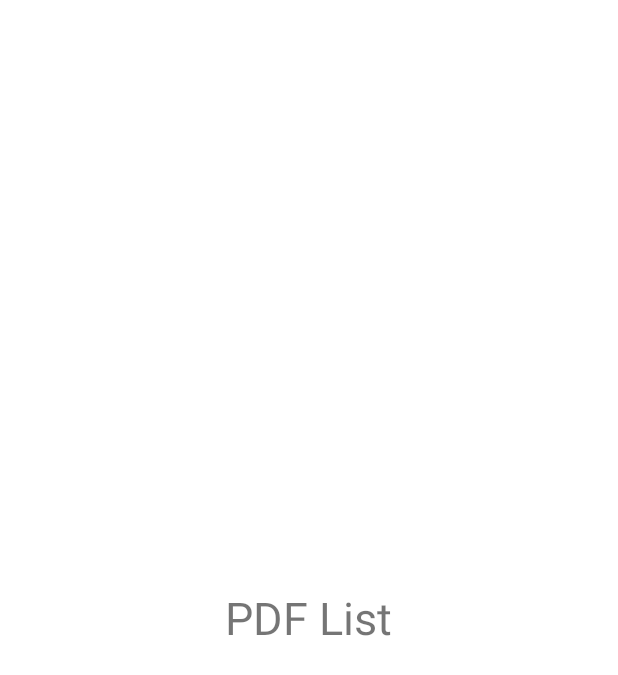
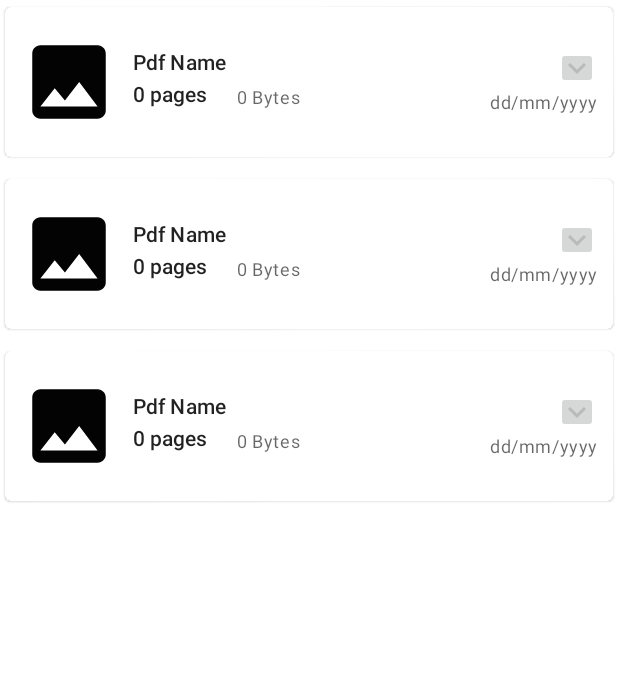
Before and after one commit to kalp-77/PDF-Generator, an Android app: the layout fragment_p_d_f.xml on its own in the app's theme, with its tools: preview values and no code run, on a phone screen of 412 x 824 dp. Shown: the top 675 px of the screen. Run offline under Robolectric (Android 15) with nearby library versions, the phone set to English and light mode, and no system bars.

Commit message:
pdf fragment

```diff
--- /dev/null
+++ b/app/src/main/res/drawable/baseline_expand_more.xml
@@ -0,0 +1,5 @@
+<vector android:height="24dp" android:tint="#BABABA"
+    android:viewportHeight="24" android:viewportWidth="24"
+    android:width="24dp" xmlns:android="http://schemas.android.com/apk/res/android">
+    <path android:fillColor="@android:color/white" android:pathData="M16.59,8.59L12,13.17 7.41,8.59 6,10l6,6 6,-6z"/>
+</vector>
--- a/app/src/main/res/layout/fragment_p_d_f.xml
+++ b/app/src/main/res/layout/fragment_p_d_f.xml
@@ -1,17 +1,16 @@
 <?xml version="1.0" encoding="utf-8"?>
-<layout>
+<layout xmlns:app="http://schemas.android.com/apk/res-auto">
     <RelativeLayout xmlns:android="http://schemas.android.com/apk/res/android"
         xmlns:tools="http://schemas.android.com/tools"
         android:layout_width="match_parent"
         android:layout_height="match_parent"
         tools:context=".ui.fragments.PDFFragment">
 
-        <TextView
-            android:layout_width="wrap_content"
-            android:layout_height="wrap_content"
-            android:textSize="30sp"
-            android:layout_centerInParent="true"
-            android:text="PDF List" />
-
+        <androidx.recyclerview.widget.RecyclerView
+            android:id="@+id/pdfRv"
+            android:layout_width="match_parent"
+            android:layout_height="match_parent"
+            tools:listitem="@layout/rv_pdf_card"
+            app:layoutManager="androidx.recyclerview.widget.LinearLayoutManager"/>
     </RelativeLayout>
 </layout>
--- /dev/null
+++ b/app/src/main/res/layout/rv_pdf_card.xml
@@ -0,0 +1,86 @@
+<?xml version="1.0" encoding="utf-8"?>
+<layout xmlns:android="http://schemas.android.com/apk/res/android"
+    xmlns:app="http://schemas.android.com/apk/res-auto">
+
+    <data>
+
+    </data>
+
+    <com.google.android.material.card.MaterialCardView
+        android:layout_width="wrap_content"
+        android:layout_height="wrap_content"
+        app:cardCornerRadius="4dp"
+        app:cardUseCompatPadding="true"
+        app:contentPadding="10dp"
+        android:layout_marginBottom="5dp">
+
+        <RelativeLayout
+            android:layout_width="match_parent"
+            android:layout_height="80dp">
+
+            <ImageView
+                android:id="@+id/thumbnail"
+                android:layout_width="65dp"
+                android:layout_height="80dp"
+                android:layout_marginEnd="10dp"
+                android:adjustViewBounds="true"
+                android:src="@drawable/baseline_image_black" />
+
+            <RelativeLayout
+                android:layout_toEndOf="@+id/thumbnail"
+                android:layout_width="match_parent"
+                android:layout_height="wrap_content"
+                android:layout_centerVertical="true">
+
+                <TextView
+                    android:id="@+id/nameTv"
+                    android:layout_width="wrap_content"
+                    android:layout_height="wrap_content"
+                    style="@style/TextAppearance.MaterialComponents.Subtitle2"
+                    android:text="Pdf Name" />
+
+                <TextView
+                    android:id="@+id/pagesTv"
+                    android:layout_width="wrap_content"
+                    android:layout_height="wrap_content"
+                    android:layout_below="@+id/nameTv"
+                    android:layout_marginEnd="20dp"
+                    android:layout_marginTop="2dp"
+                    style="@style/TextAppearance.AppCompat.Body2"
+                    android:text="0 pages" />
+
+                <TextView
+                    android:id="@+id/sizeTv"
+                    android:layout_width="wrap_content"
+                    android:layout_height="wrap_content"
+                    android:layout_below="@+id/nameTv"
+                    android:layout_toEndOf="@+id/pagesTv"
+                    android:layout_marginEnd="20dp"
+                    android:layout_marginTop="5dp"
+                    style="@style/TextAppearance.MaterialComponents.Caption"
+                    android:text="0 Bytes" />
+
+                <ImageButton
+                    android:id="@+id/moreBtn"
+                    android:layout_width="wrap_content"
+                    android:layout_height="wrap_content"
+                    android:layout_alignParentEnd="true"
+                    android:padding="2dp"
+                    android:src="@drawable/baseline_expand_more" />
+
+                <TextView
+                    android:id="@+id/dateTv"
+                    android:layout_width="wrap_content"
+                    android:layout_height="wrap_content"
+                    android:layout_below="@+id/moreBtn"
+                    android:layout_alignParentEnd="true"
+                    android:layout_marginBottom="1dp"
+                    style="@style/TextAppearance.MaterialComponents.Caption"
+                    android:text="dd/mm/yyyy" />
+
+            </RelativeLayout>
+        </RelativeLayout>
+
+
+    </com.google.android.material.card.MaterialCardView>
+</layout>
```
Also changed, not shown: app/src/main/java/com/example/mypdf/data/PdfModel.kt (added, +9 -0 lines), app/src/main/java/com/example/mypdf/ui/adapters/PdfAdapter.kt (added, +115 -0 lines), app/src/main/java/com/example/mypdf/ui/fragments/PDFFragment.kt (+31 -0 lines), app/src/main/java/com/example/mypdf/ui/fragments/PictureFragment.kt (+13 -12 lines), app/src/main/java/com/example/mypdf/utils/Methods.kt (added, +15 -0 lines).
